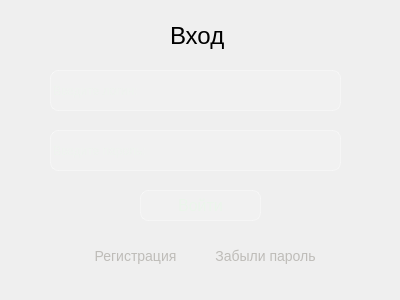
wuodbo/Sever_Ural, file UI/WindowLogin.ui: the form before one commit.
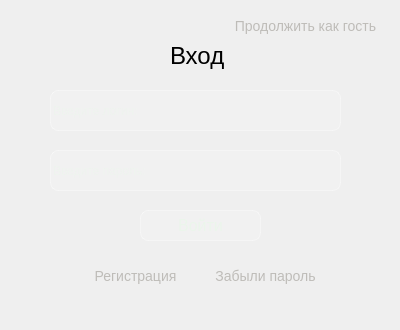
The form after the commit.

Commit message: added interface for role guest

Diff of the .ui file:
```diff
--- a/UI/WindowLogin.ui
+++ b/UI/WindowLogin.ui
@@ -7,7 +7,7 @@
     <x>0</x>
     <y>0</y>
     <width>400</width>
-    <height>300</height>
+    <height>330</height>
    </rect>
   </property>
   <property name="windowTitle">
@@ -23,7 +23,7 @@
    <property name="geometry">
     <rect>
      <x>140</x>
-     <y>190</y>
+     <y>210</y>
      <width>121</width>
      <height>31</height>
     </rect>
@@ -43,7 +43,7 @@
    <property name="geometry">
     <rect>
      <x>170</x>
-     <y>20</y>
+     <y>40</y>
      <width>61</width>
      <height>31</height>
     </rect>
@@ -60,7 +60,7 @@
    <property name="geometry">
     <rect>
      <x>80</x>
-     <y>240</y>
+     <y>260</y>
      <width>111</width>
      <height>31</height>
     </rect>
@@ -79,7 +79,7 @@
    <property name="geometry">
     <rect>
      <x>210</x>
-     <y>240</y>
+     <y>260</y>
      <width>111</width>
      <height>31</height>
     </rect>
@@ -98,7 +98,7 @@
    <property name="geometry">
     <rect>
      <x>50</x>
-     <y>70</y>
+     <y>90</y>
      <width>291</width>
      <height>41</height>
     </rect>
@@ -117,7 +117,7 @@
    <property name="geometry">
     <rect>
      <x>50</x>
-     <y>130</y>
+     <y>150</y>
      <width>291</width>
      <height>41</height>
     </rect>
@@ -132,6 +132,25 @@
     <string>Введите пароль:</string>
    </property>
   </widget>
+  <widget class="QPushButton" name="pushButton_ForgetPass_2">
+   <property name="geometry">
+    <rect>
+     <x>230</x>
+     <y>10</y>
+     <width>151</width>
+     <height>31</height>
+    </rect>
+   </property>
+   <property name="styleSheet">
+    <string notr="true">background-color: none;
+color: rgb(190, 188, 184);
+border: none;
+font-size: 14px</string>
+   </property>
+   <property name="text">
+    <string>Продолжить как гость</string>
+   </property>
+  </widget>
  </widget>
  <resources/>
  <connections/>
```
The commit also changes 4 other files.
